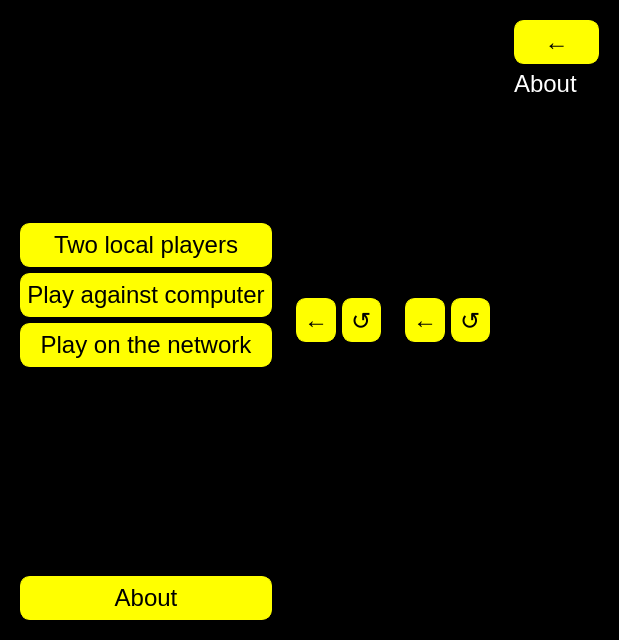
The window that mainui.ui (ltworf/explosive-c4) describes before a commit, drawn with Qt 5.
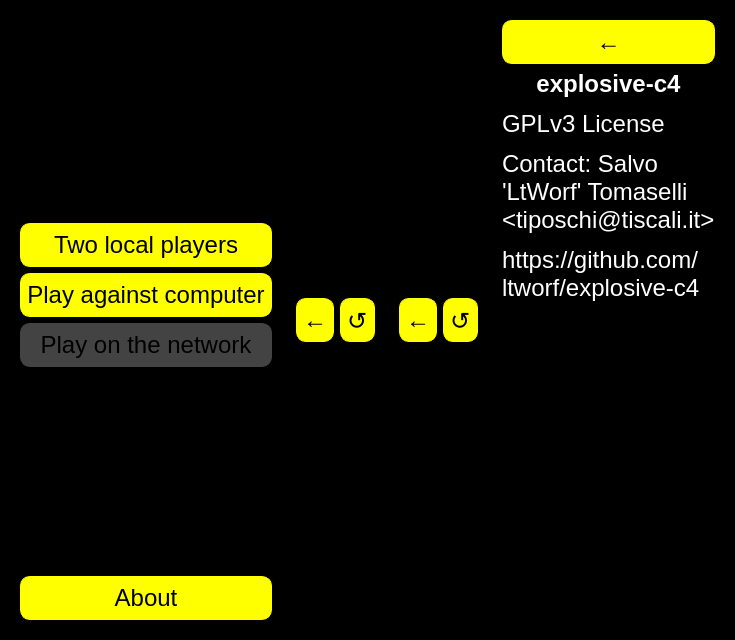
The same window after the commit.

Commit message: Disabled buttons style, fix about

```diff
--- a/mainui.ui
+++ b/mainui.ui
@@ -20,6 +20,11 @@
 font: 24px;
 }
 
+QPushButton:disabled {
+background-color: rgb(67, 67, 67);
+border-color: rgb(67, 67, 67);
+}
+
 
 
 QPushButton {
@@ -228,7 +233,10 @@
       <item>
        <widget class="QLabel" name="label">
         <property name="text">
-         <string>About</string>
+         <string>&lt;html&gt;&lt;head/&gt;&lt;body&gt;&lt;p align=&quot;center&quot;&gt;&lt;span style=&quot; font-weight:600;&quot;&gt;explosive-c4&lt;/span&gt;&lt;/p&gt;&lt;p&gt;GPLv3 License &lt;/p&gt;&lt;p&gt;Contact: Salvo 'LtWorf' Tomaselli &amp;lt;tiposchi@tiscali.it&amp;gt; &lt;/p&gt;&lt;p&gt;https://github.com/ltworf/explosive-c4&lt;/p&gt;&lt;/body&gt;&lt;/html&gt;</string>
+        </property>
+        <property name="wordWrap">
+         <bool>true</bool>
         </property>
        </widget>
       </item>
@@ -240,7 +248,7 @@
         <property name="sizeHint" stdset="0">
          <size>
           <width>20</width>
-          <height>517</height>
+          <height>313</height>
          </size>
         </property>
        </spacer>
```
